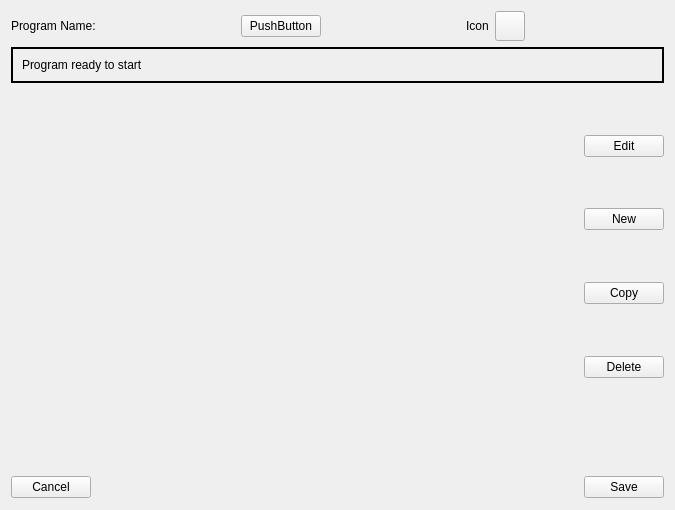
Old version of the form HimalayaMain/Gui/Components/Programs/Forms/ModifyProgramDlg.ui in the repository Liyezhong/Master.
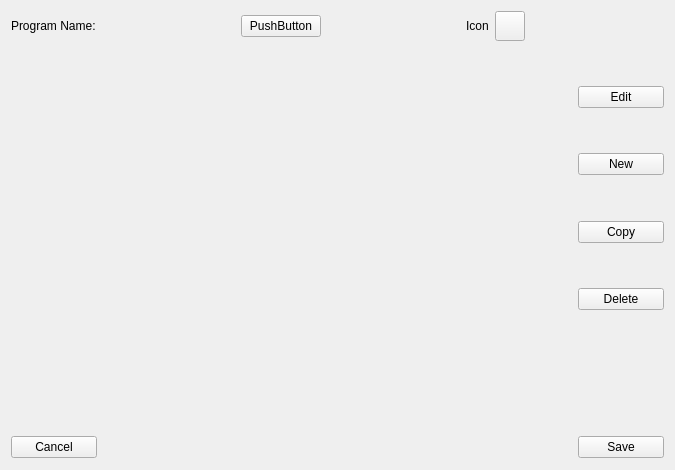
New version of the form. Icons and pictures are not drawn. Custom widgets are drawn as their Qt base class.

Commit message: 1.changed Retort CONTAMINATED appearance. 2.removed an unused label from View Program dialog.

Patch:
```diff
--- a/HimalayaMain/Gui/Components/Programs/Forms/ModifyProgramDlg.ui
+++ b/HimalayaMain/Gui/Components/Programs/Forms/ModifyProgramDlg.ui
@@ -7,140 +7,28 @@
     <x>0</x>
     <y>0</y>
     <width>675</width>
-    <height>510</height>
+    <height>470</height>
    </rect>
   </property>
   <property name="minimumSize">
    <size>
     <width>675</width>
-    <height>510</height>
+    <height>470</height>
    </size>
   </property>
   <property name="windowTitle">
    <string>Form</string>
   </property>
-  <layout class="QGridLayout" name="gridLayout" columnstretch="0,1,0,0">
+  <layout class="QGridLayout" name="gridLayout" columnstretch="0,0,0,0">
    <item row="2" column="3">
-    <layout class="QVBoxLayout" name="verticalLayout">
-     <item>
-      <spacer name="verticalSpacer">
-       <property name="orientation">
-        <enum>Qt::Vertical</enum>
-       </property>
-       <property name="sizeHint" stdset="0">
-        <size>
-         <width>72</width>
-         <height>0</height>
-        </size>
-       </property>
-      </spacer>
-     </item>
-     <item>
-      <widget class="QPushButton" name="btnEdit">
-       <property name="focusPolicy">
-        <enum>Qt::NoFocus</enum>
-       </property>
-       <property name="text">
-        <string>Edit</string>
-       </property>
-      </widget>
-     </item>
-     <item>
-      <spacer name="verticalSpacer_2">
-       <property name="orientation">
-        <enum>Qt::Vertical</enum>
-       </property>
-       <property name="sizeHint" stdset="0">
-        <size>
-         <width>72</width>
-         <height>0</height>
-        </size>
-       </property>
-      </spacer>
-     </item>
-     <item>
-      <widget class="QPushButton" name="btnNew">
-       <property name="focusPolicy">
-        <enum>Qt::NoFocus</enum>
-       </property>
-       <property name="text">
-        <string>New</string>
-       </property>
-      </widget>
-     </item>
-     <item>
-      <spacer name="verticalSpacer_6">
-       <property name="orientation">
-        <enum>Qt::Vertical</enum>
-       </property>
-       <property name="sizeHint" stdset="0">
-        <size>
-         <width>72</width>
-         <height>0</height>
-        </size>
-       </property>
-      </spacer>
-     </item>
-     <item>
-      <widget class="QPushButton" name="btnCopy">
-       <property name="focusPolicy">
-        <enum>Qt::NoFocus</enum>
-       </property>
-       <property name="text">
-        <string>Copy</string>
-       </property>
-      </widget>
-     </item>
-     <item>
-      <spacer name="verticalSpacer_5">
-       <property name="orientation">
-        <enum>Qt::Vertical</enum>
-       </property>
-       <property name="sizeHint" stdset="0">
-        <size>
-         <width>72</width>
-         <height>0</height>
-        </size>
-       </property>
-      </spacer>
-     </item>
-     <item>
-      <widget class="QPushButton" name="btnDelete">
-       <property name="focusPolicy">
-        <enum>Qt::NoFocus</enum>
-       </property>
-       <property name="text">
-        <string>Delete</string>
-       </property>
-      </widget>
-     </item>
-     <item>
-      <spacer name="verticalSpacer_7">
-       <property name="orientation">
-        <enum>Qt::Vertical</enum>
-       </property>
-       <property name="sizeHint" stdset="0">
-        <size>
-         <width>20</width>
-         <height>40</height>
-        </size>
-       </property>
-      </spacer>
-     </item>
-     <item>
-      <spacer name="verticalSpacer_4">
-       <property name="orientation">
-        <enum>Qt::Vertical</enum>
-       </property>
-       <property name="sizeHint" stdset="0">
-        <size>
-         <width>20</width>
-         <height>0</height>
-        </size>
-       </property>
-      </spacer>
-     </item>
-    </layout>
+    <widget class="QPushButton" name="btnSave">
+     <property name="focusPolicy">
+      <enum>Qt::NoFocus</enum>
+     </property>
+     <property name="text">
+      <string>Save</string>
+     </property>
+    </widget>
    </item>
    <item row="0" column="0" colspan="4">
     <layout class="QHBoxLayout" name="horizontalLayout">
@@ -243,36 +131,27 @@
      </item>
     </layout>
    </item>
-   <item row="3" column="0">
-    <widget class="QPushButton" name="btnCancel">
-     <property name="focusPolicy">
-      <enum>Qt::NoFocus</enum>
-     </property>
-     <property name="text">
-      <string>Cancel</string>
-     </property>
-    </widget>
+   <item row="1" column="0" colspan="3">
+    <layout class="QVBoxLayout" name="verticalLayout_2">
+     <item>
+      <widget class="MainMenu::CScrollTable" name="scrollTable" native="true"/>
+     </item>
+     <item>
+      <spacer name="verticalSpacer_3">
+       <property name="orientation">
+        <enum>Qt::Vertical</enum>
+       </property>
+       <property name="sizeHint" stdset="0">
+        <size>
+         <width>20</width>
+         <height>40</height>
+        </size>
+       </property>
+      </spacer>
+     </item>
+    </layout>
    </item>
-   <item row="1" column="0" colspan="4">
-    <widget class="QFrame" name="frame">
-     <property name="frameShape">
-      <enum>QFrame::Box</enum>
-     </property>
-     <property name="lineWidth">
-      <number>2</number>
-     </property>
-     <layout class="QHBoxLayout" name="horizontalLayout_2">
-      <item>
-       <widget class="QLabel" name="label_3">
-        <property name="text">
-         <string>Program ready to start</string>
-        </property>
-       </widget>
-      </item>
-     </layout>
-    </widget>
-   </item>
-   <item row="3" column="1" colspan="2">
+   <item row="2" column="1" colspan="2">
     <spacer name="horizontalSpacer_3">
      <property name="orientation">
       <enum>Qt::Horizontal</enum>
@@ -285,36 +164,151 @@
      </property>
     </spacer>
    </item>
-   <item row="2" column="0" colspan="2">
-    <layout class="QVBoxLayout" name="verticalLayout_2">
-     <item>
-      <widget class="MainMenu::CScrollTable" name="scrollTable" native="true"/>
-     </item>
-     <item>
-      <spacer name="verticalSpacer_3">
-       <property name="orientation">
-        <enum>Qt::Vertical</enum>
-       </property>
-       <property name="sizeHint" stdset="0">
-        <size>
-         <width>20</width>
-         <height>40</height>
-        </size>
-       </property>
-      </spacer>
-     </item>
-    </layout>
-   </item>
-   <item row="3" column="3">
-    <widget class="QPushButton" name="btnSave">
+   <item row="2" column="0">
+    <widget class="QPushButton" name="btnCancel">
      <property name="focusPolicy">
       <enum>Qt::NoFocus</enum>
      </property>
      <property name="text">
-      <string>Save</string>
+      <string>Cancel</string>
      </property>
     </widget>
    </item>
+   <item row="1" column="3">
+    <layout class="QVBoxLayout" name="verticalLayout">
+     <item>
+      <spacer name="verticalSpacer">
+       <property name="orientation">
+        <enum>Qt::Vertical</enum>
+       </property>
+       <property name="sizeHint" stdset="0">
+        <size>
+         <width>20</width>
+         <height>10</height>
+        </size>
+       </property>
+      </spacer>
+     </item>
+     <item>
+      <widget class="QPushButton" name="btnEdit">
+       <property name="focusPolicy">
+        <enum>Qt::NoFocus</enum>
+       </property>
+       <property name="text">
+        <string>Edit</string>
+       </property>
+      </widget>
+     </item>
+     <item>
+      <spacer name="verticalSpacer_2">
+       <property name="orientation">
+        <enum>Qt::Vertical</enum>
+       </property>
+       <property name="sizeHint" stdset="0">
+        <size>
+         <width>72</width>
+         <height>0</height>
+        </size>
+       </property>
+      </spacer>
+     </item>
+     <item>
+      <widget class="QPushButton" name="btnNew">
+       <property name="focusPolicy">
+        <enum>Qt::NoFocus</enum>
+       </property>
+       <property name="text">
+        <string>New</string>
+       </property>
+      </widget>
+     </item>
+     <item>
+      <spacer name="verticalSpacer_6">
+       <property name="orientation">
+        <enum>Qt::Vertical</enum>
+       </property>
+       <property name="sizeHint" stdset="0">
+        <size>
+         <width>72</width>
+         <height>0</height>
+        </size>
+       </property>
+      </spacer>
+     </item>
+     <item>
+      <widget class="QPushButton" name="btnCopy">
+       <property name="focusPolicy">
+        <enum>Qt::NoFocus</enum>
+       </property>
+       <property name="text">
+        <string>Copy</string>
+       </property>
+      </widget>
+     </item>
+     <item>
+      <spacer name="verticalSpacer_5">
+       <property name="orientation">
+        <enum>Qt::Vertical</enum>
+       </property>
+       <property name="sizeHint" stdset="0">
+        <size>
+         <width>72</width>
+         <height>0</height>
+        </size>
+       </property>
+      </spacer>
+     </item>
+     <item>
+      <widget class="QPushButton" name="btnDelete">
+       <property name="focusPolicy">
+        <enum>Qt::NoFocus</enum>
+       </property>
+       <property name="text">
+        <string>Delete</string>
+       </property>
+      </widget>
+     </item>
+     <item>
+      <spacer name="verticalSpacer_7">
+       <property name="orientation">
+        <enum>Qt::Vertical</enum>
+       </property>
+       <property name="sizeHint" stdset="0">
+        <size>
+         <width>20</width>
+         <height>40</height>
+        </size>
+       </property>
+      </spacer>
+     </item>
+     <item>
+      <spacer name="verticalSpacer_4">
+       <property name="orientation">
+        <enum>Qt::Vertical</enum>
+       </property>
+       <property name="sizeHint" stdset="0">
+        <size>
+         <width>20</width>
+         <height>0</height>
+        </size>
+       </property>
+      </spacer>
+     </item>
+     <item>
+      <spacer name="verticalSpacer_8">
+       <property name="orientation">
+        <enum>Qt::Vertical</enum>
+       </property>
+       <property name="sizeHint" stdset="0">
+        <size>
+         <width>20</width>
+         <height>40</height>
+        </size>
+       </property>
+      </spacer>
+     </item>
+    </layout>
+   </item>
   </layout>
  </widget>
  <customwidgets>
```
The commit also changes 4 other files.
